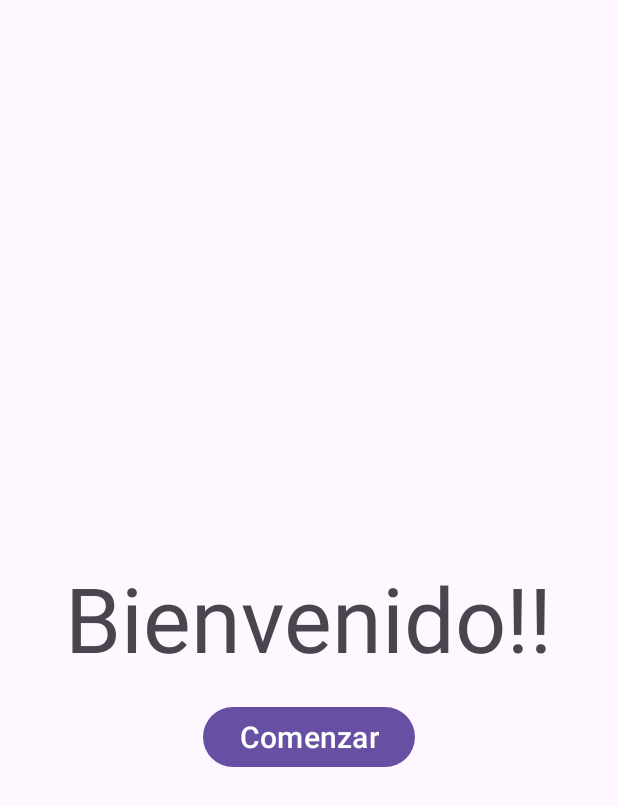
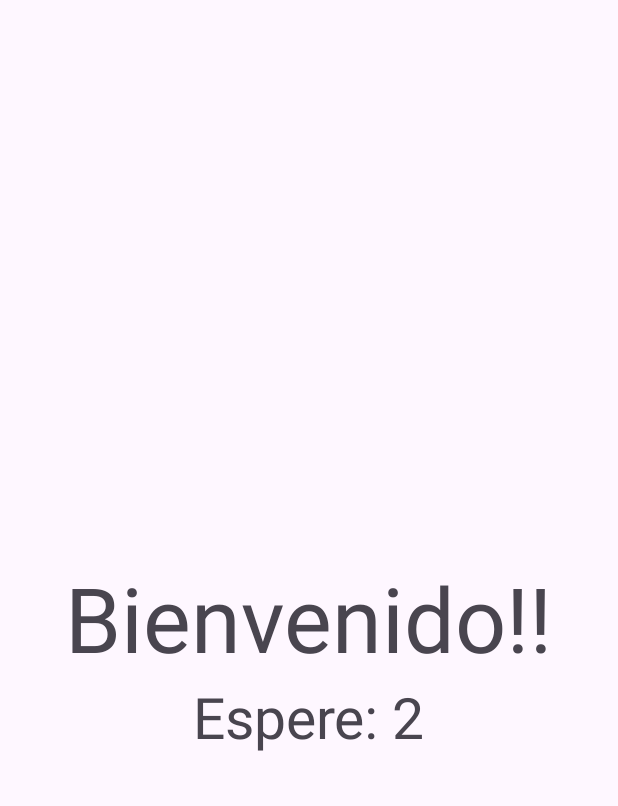
Before and after one commit to Kevin-Burciaga/Practica_Intent_android, an Android app: the screen it shows after launch (MainActivity), on a phone screen of 412 x 824 dp. Shown: the top 806 px of the screen. Run offline under Robolectric (Android 15) with nearby library versions, the phone set to English and light mode, and no system bars.

```diff
--- a/app/src/main/java/com/example/ejemplo1event/MainActivity.java
+++ b/app/src/main/java/com/example/ejemplo1event/MainActivity.java
@@ -4,30 +4,41 @@ import androidx.appcompat.app.AppCompatActivity;
 
 import android.content.Intent;
 import android.os.Bundle;
+import android.os.CountDownTimer;
 import android.view.View;
 import android.widget.Button;
+import android.widget.TextView;
 import android.widget.Toast;
 
-public class MainActivity extends AppCompatActivity implements View.OnClickListener {
+public class MainActivity extends AppCompatActivity {
 
-        Button B;
+        TextView txt;
 
         @Override
         protected void onCreate(Bundle savedInstanceState) {
         super.onCreate(savedInstanceState);
         setContentView(R.layout.activity_main);
 
-            B = (Button) findViewById(R.id.btn1);
-            B.setOnClickListener(this);
+            txt = (TextView) findViewById(R.id.txt2);
+            Intent i=new Intent(this, MainActivity2.class);
+
+            new CountDownTimer(10000, 1000) {
+
+                public void onTick(long millisUntilFinished) {
+                    txt.setText("Espere: " + millisUntilFinished / 1000);
+                }
+
+                public void onFinish() {
+                    txt.setText("Listo!");
+                    startActivity(i);
+                }
+            }.start();
+
 
         };
 
-    @Override
-    public void onClick(View view) {
-        Intent i=new Intent(this, MainActivity2.class);
-        startActivity(i);
 
-    }
+
 
 
 }
--- a/app/src/main/res/layout/activity_main.xml
+++ b/app/src/main/res/layout/activity_main.xml
@@ -10,18 +10,17 @@
         android:id="@+id/txt1"
         android:layout_width="wrap_content"
         android:layout_height="wrap_content"
+        android:layout_centerInParent="true"
         android:text="@string/texto_de_bienvenida"
-        android:textSize="60sp"
-        android:layout_centerInParent="true"
-        />
+        android:textSize="60sp" />
 
-    <Button
-        android:id="@+id/btn1"
+
+    <TextView
+        android:id="@+id/txt2"
         android:layout_width="wrap_content"
         android:layout_height="wrap_content"
-        android:layout_below="@id/txt1"
-        android:text="@string/smbt"
-        android:textSize="20sp"
-        android:layout_marginTop="15dp"
-        android:layout_centerHorizontal="true"/>
+        android:layout_centerInParent="true"
+        android:textSize="38sp"
+        android:layout_below="@id/txt1"/>
+
 </RelativeLayout>
```
